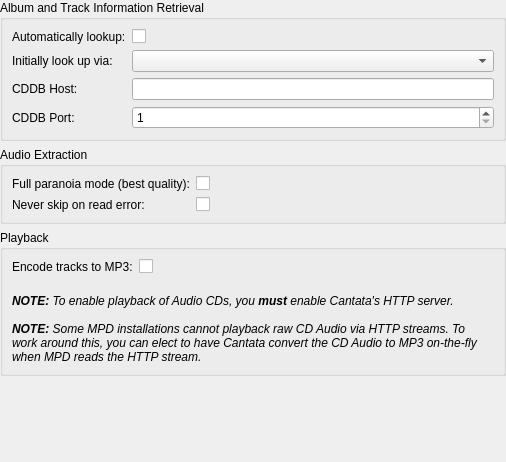
The window that devices/audiocdsettings.ui (polpo/cantata-mac) describes before a commit, drawn with Qt 5.
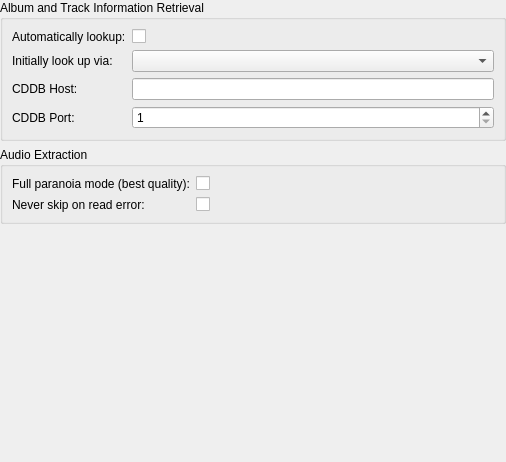
The same window after the commit. Custom widgets are drawn as their Qt base class.

Commit message: Simplify HTTP server settings. Now only the interface can be chosen. HTTP server is used for all non-MPD files. If computer has no active network connection (e.g. lo is the only interface), then the HTTP server settings page is hidden.

```diff
--- a/devices/audiocdsettings.ui
+++ b/devices/audiocdsettings.ui
@@ -117,59 +117,6 @@
      </layout>
     </widget>
    </item>
-   <item>
-    <widget class="QGroupBox" name="playbackOptions">
-     <property name="title">
-      <string>Playback</string>
-     </property>
-     <layout class="QFormLayout" name="formLayout_3">
-      <item row="0" column="0">
-       <widget class="BuddyLabel" name="label">
-        <property name="text">
-         <string>Encode tracks to MP3:</string>
-        </property>
-        <property name="buddy">
-         <cstring>cdEncode</cstring>
-        </property>
-       </widget>
-      </item>
-      <item row="0" column="1">
-       <widget class="OnOffButton" name="cdEncode"/>
-      </item>
-      <item row="2" column="0" colspan="2">
-       <widget class="QLabel" name="label_2">
-        <property name="text">
-         <string>&lt;i&gt;
-&lt;b&gt;NOTE:&lt;/b&gt; To enable playback of Audio CDs, you &lt;b&gt;must&lt;/b&gt; enable Cantata's HTTP server.
-&lt;br/&gt;
-&lt;br/&gt;
-&lt;b&gt;NOTE:&lt;/b&gt; Some MPD installations cannot playback raw CD Audio via HTTP streams. To work around this, you can elect to have Cantata convert the CD Audio to MP3 on-the-fly when MPD reads the HTTP stream.
-&lt;/i&gt;</string>
-        </property>
-        <property name="wordWrap">
-         <bool>true</bool>
-        </property>
-       </widget>
-      </item>
-      <item row="1" column="0">
-       <spacer name="verticalSpacer_2">
-        <property name="orientation">
-         <enum>Qt::Vertical</enum>
-        </property>
-        <property name="sizeType">
-         <enum>QSizePolicy::Fixed</enum>
-        </property>
-        <property name="sizeHint" stdset="0">
-         <size>
-          <width>1</width>
-          <height>8</height>
-         </size>
-        </property>
-       </spacer>
-      </item>
-     </layout>
-    </widget>
-   </item>
    <item>
     <spacer name="verticalSpacer">
      <property name="orientation">
```
The commit also changes 13 other files.
